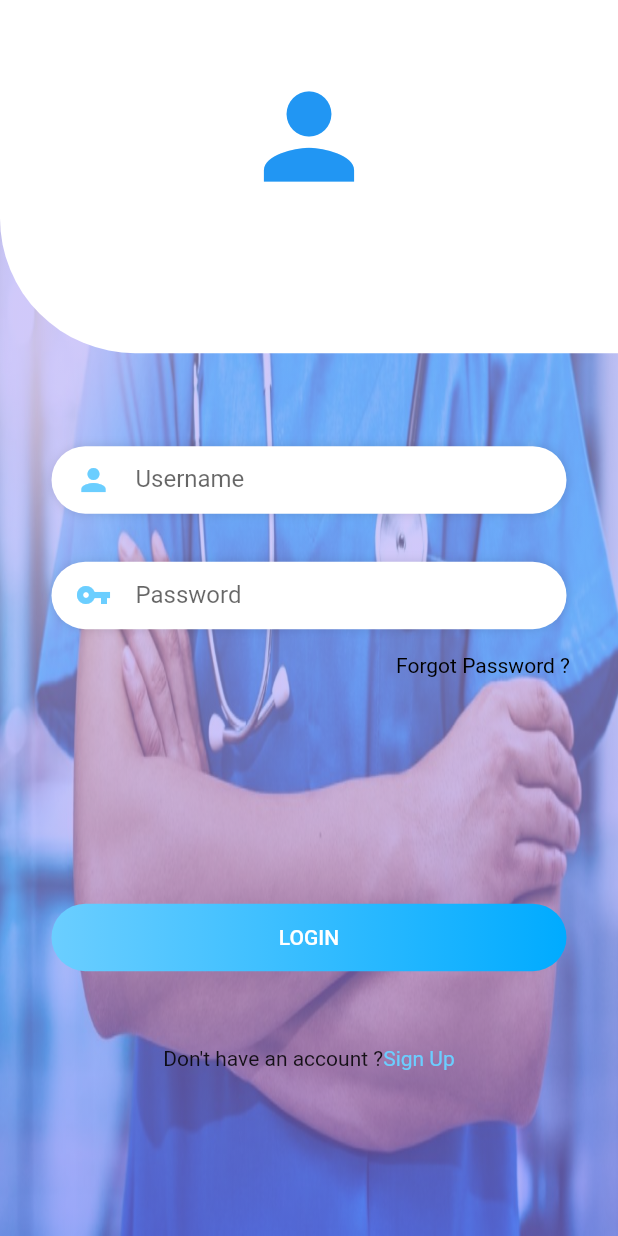
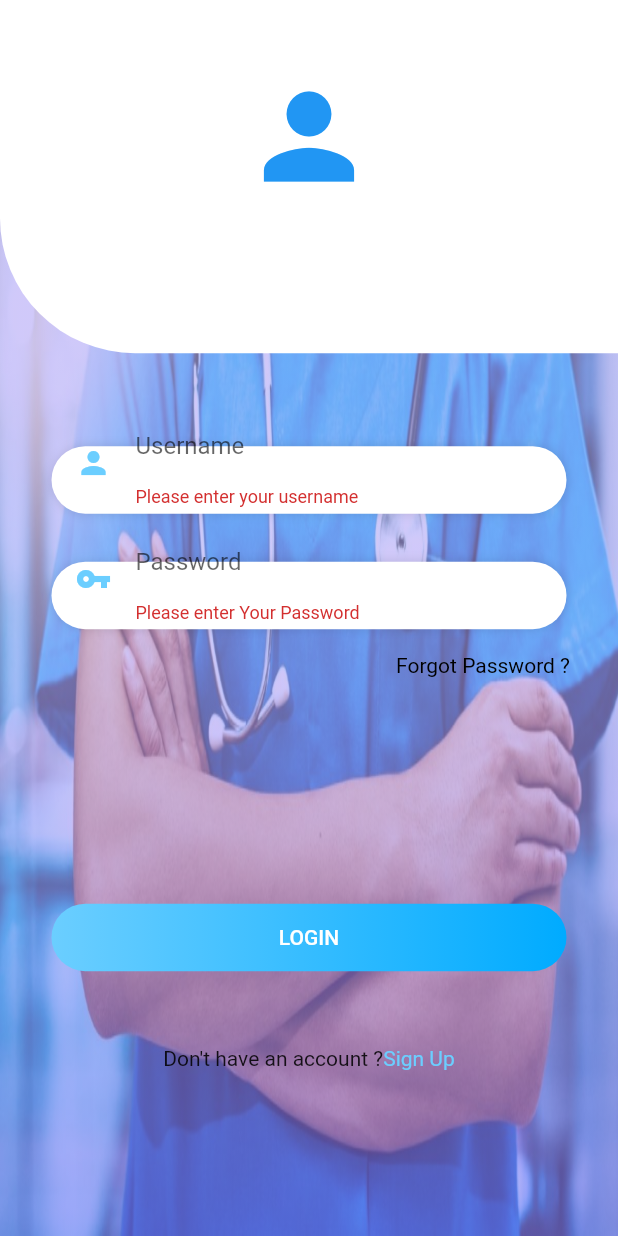
Before and after one commit to NadaMarmouch/DoctorAppointment, a Flutter app: the LoginPage screen opened by its route, after a tap on "LOGIN", on a phone screen of 412 x 824 dp. Run offline on Flutter 3.47's test engine with Material 2 defaults, Android fonts, the phone set to English and light mode, and no system bars; our stand-ins replace cloud_firestore, firebase_auth, firebase_core, google_maps_flutter; missing offline and left inert: json_serializable; accounts and stored records are empty; Roboto replaces fonts that are missing (Tahoma); project files that could hold a hidden picture were left out.

Commit message:
fixed UI by adding doctor's pages, login & signup validation, updated models

```diff
--- /dev/null
+++ b/DoctorAppointment/lib/model/user_model.dart
@@ -0,0 +1,45 @@
+import 'package:doctor_appointment/widget/category.dart';
+import 'package:flutter/material.dart';
+import 'package:provider/provider.dart';
+import 'package:doctor_appointment/model/appoiment.dart';
+
+class User{
+  String name;
+  String email;
+  String password;
+  String phone_number;
+  String image;
+  List <appoiment> my_appointments;
+
+  User(
+    this.name,
+    this.email,
+    this.password,
+    this.phone_number,
+    this.my_appointments,
+    this.image,
+  );
+  String get user_name {
+    return name;
+  }
+
+  String get user_email {
+    return email;
+  }
+
+  String get user_password{
+    return password;
+  }
+
+  String get user_phone_number{
+    return phone_number;
+  }
+
+  List <appoiment> get my_appointment{
+    return my_appointment;
+  }
+
+  String get doctor_image {
+    return image;
+  }
+}
--- a/DoctorAppointment/lib/provider/signin_provider.dart
+++ b/DoctorAppointment/lib/provider/signin_provider.dart
@@ -1,11 +1,14 @@
 import 'package:provider/provider.dart';
-
+import 'package:firebase_auth/firebase_auth.dart';
 import 'package:provider/provider.dart';
 import 'package:flutter/material.dart';
 import 'package:doctor_appointment/model/validation.dart';
+import 'package:firebase_core/firebase_core.dart';
 
 
 class LoginValidator extends ChangeNotifier {
+ final FirebaseAuth _firebaseAuth = FirebaseAuth.instance;
+  //LoginValidator(this._firebaseAuth);
 
   ValidationItem _username = ValidationItem('',"");
   ValidationItem _password = ValidationItem('','');
@@ -51,4 +54,15 @@ class LoginValidator extends ChangeNotifier {
   }
 
 
+Future<String?> signin({required String email, required String password}) async{
+    try{
+      await _firebaseAuth.signInWithEmailAndPassword(email: email, password: password);
+      return "signed in";
+    }
+     on FirebaseAuthException catch(e){
+
+        print(e.message);
+        return e.message;
+      }
+  }
 }
--- /dev/null
+++ b/DoctorAppointment/lib/provider/signup_provider.dart
@@ -0,0 +1,93 @@
+import 'package:flutter/material.dart';
+import 'package:doctor_appointment/model/validation.dart';
+import 'package:provider/provider.dart';
+import 'package:cloud_firestore/cloud_firestore.dart';
+
+
+class SignUpValidator extends ChangeNotifier {
+
+FirebaseFirestore firestore = FirebaseFirestore.instance;
+
+  ValidationItem _username = ValidationItem('',"");
+  ValidationItem _password = ValidationItem('','');
+  ValidationItem _email = ValidationItem('','');
+  ValidationItem _phonenumber = ValidationItem('','');
+
+  //Getters
+  ValidationItem get username => _username;
+  ValidationItem get email => _email;
+  ValidationItem get password => _password;
+  ValidationItem get phonenumber => _phonenumber;
+
+  Future<void> addUser(String username,String email,String password, String phonenumber) {
+    // Call the user's CollectionReference to add a new user
+    CollectionReference collection =
+        FirebaseFirestore.instance.collection('users');
+
+    return collection
+        .add({
+          'username': username, // John Doe
+          'emai': email, // John Doe
+          'password':password, // John Doe
+          'phonenumber': phonenumber, // John Doe
+        })
+        .then((value) => print("Recorded"))
+        .catchError((error) => print("Failed to add record: $error"));
+     notifyListeners();
+  }
+
+
+
+  //ValidationItem get dob => _dob;
+  // bool get isValid {
+  //   if (_password.value != null && _username.value != null && _phonenumber.value != null&& _email.value != null){
+  //     return true;
+  //   } else {
+  //     return false;
+  //   }
+  // }
+
+  // //Setters
+  // void changeUserName(String value){
+  //   if (value.length >= 3){
+  //     _username=ValidationItem(value,'');
+  //   } else {
+  //     _username=ValidationItem('', "Must be at least 3 characters");
+  //   }
+  //   notifyListeners();
+  // }
+
+  // void changeEmail(String value){
+  //   if (value.length >= 10){
+  //     _email=ValidationItem(value,'');
+  //   } else {
+  //     _email=ValidationItem('', "you email must contain @gmail.com");
+  //   }
+  //   notifyListeners();
+  // }
+
+  //   void changepassword(String value){
+  //   if (value.length >= 7){
+  //     _password=ValidationItem(value,'');
+  //   } else {
+  //     _password=ValidationItem('', "Your Password is weak ");
+  //   }
+  //   notifyListeners();
+  // }
+
+  //  void changephonenumber(String value){
+  //   if (value.length >= 11){
+  //     _phonenumber=ValidationItem(value,'');
+  //   } else {
+  //     _phonenumber=ValidationItem('', "You Enter a Wrong phonenumber ");
+  //   }
+  //   notifyListeners();
+  // }
+
+
+  // void submitData(){
+  //   print("FirstName: ${username.value}, password: ${password.value}, phonenumber: ${phonenumber.value}, email: ${email.value}");
+  // }
+
+
+}
--- a/DoctorAppointment/lib/screens/Login.dart
+++ b/DoctorAppointment/lib/screens/Login.dart
@@ -1,13 +1,13 @@
-import 'package:doctor_appointment/services/auth.dart';
 import 'package:flutter/material.dart';
 import 'package:flutter/services.dart';
 import 'package:doctor_appointment/theme/theme.dart';
+import 'package:firebase_auth/firebase_auth.dart';
 import 'package:provider/provider.dart';
-import 'package:firebase_auth/firebase_auth.dart';
+import 'package:doctor_appointment/services/auth.dart';
+import 'package:cloud_firestore/cloud_firestore.dart';
+
 
 class LoginPage extends StatefulWidget {
-
-
   @override
   State<StatefulWidget> createState() {
     return _LoginPageState();
@@ -16,8 +16,10 @@ class LoginPage extends StatefulWidget {
 
 class _LoginPageState extends State<LoginPage> {
   final _formKey = GlobalKey<FormState>();
-   final TextEditingController emailController = TextEditingController();
-   final TextEditingController passwordController = TextEditingController();
+  FirebaseAuth _auth = FirebaseAuth.instance;
+  final TextEditingController _emailController = TextEditingController();
+  final GlobalKey<ScaffoldState> _scaffoldKey = GlobalKey<ScaffoldState>();
+  final TextEditingController _passwordController = TextEditingController();
 
   @override
   void initState() {
@@ -113,6 +115,7 @@ class _LoginPageState extends State<LoginPage> {
                           BoxShadow(color: Colors.black12, blurRadius: 5)
                         ]),
                     child: TextFormField(
+                      controller: _emailController,
                       validator: (value){
                         if(value!.isEmpty){
                           return 'Please enter your username';
@@ -142,8 +145,9 @@ class _LoginPageState extends State<LoginPage> {
                           BoxShadow(color: Colors.black12, blurRadius: 5)
                         ]),
                     child: TextFormField(
+                      controller: _passwordController,
                       validator: (value){
-                        if(value!.length<7){
+                        if(value!.isEmpty){
                           return 'Please enter Your Password';
                         }
                         return null;
@@ -170,7 +174,7 @@ class _LoginPageState extends State<LoginPage> {
                     ),
                   ),
                   Spacer(),
-                  GestureDetector(
+                  InkWell(
                       onTap: (){
                         Navigator.pushNamed(context, '/signup');
                       },
@@ -191,21 +195,30 @@ class _LoginPageState extends State<LoginPage> {
                               style:
                                   TextButton.styleFrom(primary: Colors.white),
                               // style:TextStyle(color: Colors.white, fontWeight: FontWeight.bold),
-                              onPressed: () {
-                                context.read<AuthenticationService>().signin(
-                                email: emailController.text.trim(),
-                                password: passwordController.text.trim(), );
-                                Navigator.pushNamed(context, '/home.');
-                              }))
-                    ),
+                             onPressed: () async {
+                                if (_formKey.currentState!.validate()) {
+                                  if(_emailController.text == "doctor" && _passwordController.text == "doctor"){
+                                          Navigator.pushNamed(context, '/homedoctor');
+                                  }
+                                  else{
+                                    Navigator.pushNamed(context, '/home');
+                                  }
+                                // context.read<AuthenticationService>().signin(
+                                // email: _emailController.text.trim(),
+                                // password: _passwordController.text.trim(), );
+
+                                }
+
+
+                              } ),
                   ),
-                ],
+                  )) ],
               ),
             ),
             SizedBox(
               height: 50,
             ),
-            GestureDetector(
+            InkWell(
               child: Row(
                 mainAxisAlignment: MainAxisAlignment.center,
                 children: <Widget>[
--- a/DoctorAppointment/lib/screens/home_page.dart
+++ b/DoctorAppointment/lib/screens/home_page.dart
@@ -180,6 +180,7 @@ class HomePageState extends State<HomePage> {
                       height: 5,
                     )
                   ])
+
             ])));
   }
 }
```
Also changed, not shown: DoctorAppointment/lib/main.dart (+21 -17 lines), DoctorAppointment/lib/screens/Signup.dart (+103 -69 lines), DoctorAppointment/lib/screens/homedoctor.dart (added, +158 -0 lines), DoctorAppointment/lib/widget/appointmentcard.dart (added, +63 -0 lines), DoctorAppointment/lib/widget/drawer.dart (+3 -13 lines), DoctorAppointment/lib/widget/drawer2.dart (added, +59 -0 lines), 1 other file.
